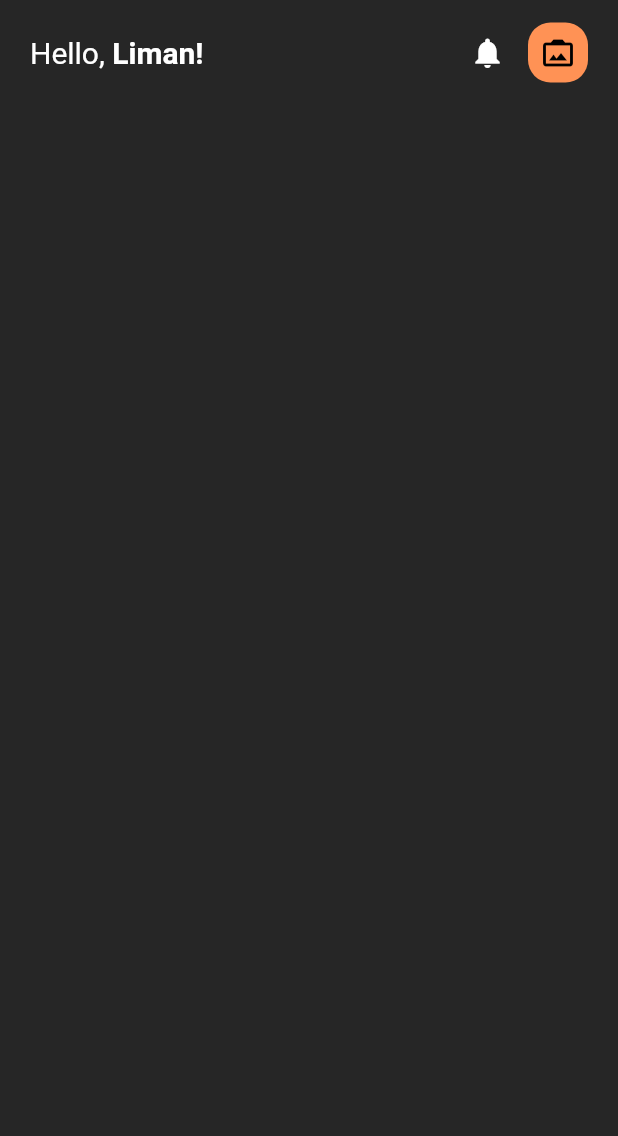
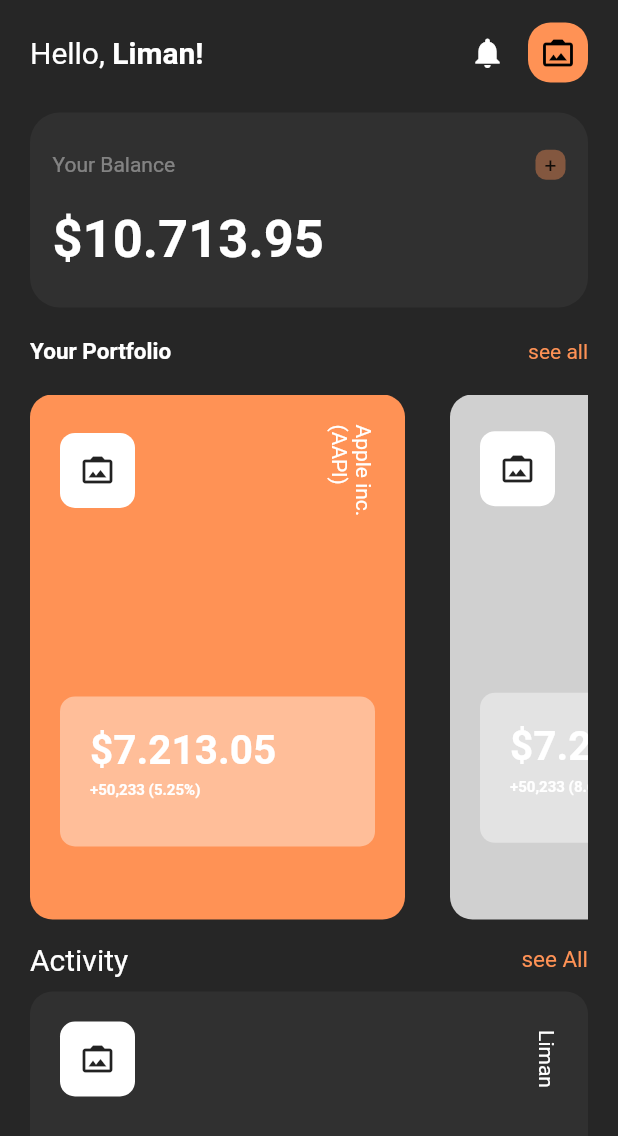
Before and after one commit to Ahmadsaniliman/financialmobileapp, a Flutter app: the HomePageView screen opened by its route, on a phone screen of 412 x 824 dp. Shown: the top 1136 px of the screen. Run offline on Flutter 3.47's test engine with Material 2 defaults, Android fonts, the phone set to English and light mode, and no system bars.

Commit message:
another commit

```diff
--- /dev/null
+++ b/lib/details/details.dart
@@ -0,0 +1,18 @@
+import 'package:flutter/material.dart';
+
+class DetailsPageView extends StatelessWidget {
+  const DetailsPageView({Key? key}) : super(key: key);
+
+  @override
+  Widget build(BuildContext context) {
+    return Scaffold(
+      body: Column(
+        children: [
+          Row(
+            children: const [],
+          ),
+        ],
+      ),
+    );
+  }
+}
--- /dev/null
+++ b/lib/home/activity_card.dart
@@ -0,0 +1,81 @@
+import 'package:finacialmobileapp/constants/constants.dart';
+import 'package:flutter/material.dart';
+
+class ActivityCard extends StatelessWidget {
+  const ActivityCard({
+    Key? key,
+  }) : super(key: key);
+
+  @override
+  Widget build(BuildContext context) {
+    return Container(
+      width: double.infinity,
+      height: 350,
+      padding: const EdgeInsets.all(20.0),
+      decoration: BoxDecoration(
+        color: kBottomColor,
+        borderRadius: BorderRadius.circular(15.0),
+      ),
+      child: Column(
+        crossAxisAlignment: CrossAxisAlignment.start,
+        children: [
+          Row(
+            mainAxisAlignment: MainAxisAlignment.spaceBetween,
+            children: [
+              Container(
+                width: 50.0,
+                height: 50.0,
+                decoration: BoxDecoration(
+                  color: kSecondary,
+                  borderRadius: BorderRadius.circular(10.0),
+                ),
+                child: const Icon(Icons.photo_camera_back),
+              ),
+              const RotatedBox(
+                quarterTurns: 1,
+                child: Text(
+                  'Liman',
+                  style: TextStyle(
+                    color: Colors.white,
+                  ),
+                ),
+              ),
+            ],
+          ),
+          const SizedBox(height: 120),
+          Container(
+            padding: const EdgeInsets.all(20.0),
+            height: 100,
+            width: double.infinity,
+            decoration: BoxDecoration(
+              color: kSecondary.withOpacity(0.4),
+              borderRadius: BorderRadius.circular(10.0),
+            ),
+            child: Column(
+              crossAxisAlignment: CrossAxisAlignment.start,
+              children: const [
+                Text(
+                  'Liman',
+                  style: TextStyle(
+                    color: Colors.white,
+                    fontSize: 27.0,
+                    fontWeight: FontWeight.bold,
+                  ),
+                ),
+                SizedBox(height: 5.0),
+                Text(
+                  'Liman',
+                  style: TextStyle(
+                    color: Colors.white,
+                    fontSize: 10.0,
+                    fontWeight: FontWeight.bold,
+                  ),
+                ),
+              ],
+            ),
+          ),
+        ],
+      ),
+    );
+  }
+}
--- /dev/null
+++ b/lib/home/componets/bal_card.dart
@@ -0,0 +1,34 @@
+import 'package:finacialmobileapp/constants/constants.dart';
+import 'package:flutter/material.dart';
+
+class BalCard extends StatelessWidget {
+  const BalCard({
+    Key? key,
+  }) : super(key: key);
+
+  @override
+  Widget build(BuildContext context) {
+    return Column(
+      children: [
+        Row(
+          mainAxisAlignment: MainAxisAlignment.spaceBetween,
+          children: const [
+            Text(
+              'Your Portfolio',
+              style: TextStyle(
+                  fontSize: 15.0,
+                  fontWeight: FontWeight.bold,
+                  color: Colors.white),
+            ),
+            Text(
+              'see all',
+              style: TextStyle(
+                color: kPrimary,
+              ),
+            ),
+          ],
+        ),
+      ],
+    );
+  }
+}
--- /dev/null
+++ b/lib/home/componets/balance_card.dart
@@ -0,0 +1,61 @@
+import 'package:finacialmobileapp/constants/constants.dart';
+import 'package:flutter/material.dart';
+
+class BalanceCard extends StatelessWidget {
+  const BalanceCard({
+    Key? key,
+  }) : super(key: key);
+
+  @override
+  Widget build(BuildContext context) {
+    return Padding(
+      padding: const EdgeInsets.symmetric(
+        vertical: 20.0,
+      ),
+      child: Container(
+        padding: const EdgeInsets.all(15.0),
+        height: 130.0,
+        width: double.infinity,
+        decoration: BoxDecoration(
+          color: kDefaultColor,
+          borderRadius: BorderRadius.circular(20.0),
+        ),
+        child: Column(
+          crossAxisAlignment: CrossAxisAlignment.start,
+          mainAxisAlignment: MainAxisAlignment.spaceAround,
+          children: [
+            Row(
+              mainAxisAlignment: MainAxisAlignment.spaceBetween,
+              children: [
+                Text(
+                  'Your Balance',
+                  style: TextStyle(
+                    color: Colors.white.withOpacity(0.4),
+                  ),
+                ),
+                Container(
+                  height: 20.0,
+                  width: 20.0,
+                  decoration: BoxDecoration(
+                    color: kPrimary.withOpacity(0.4),
+                    borderRadius: BorderRadius.circular(7.0),
+                  ),
+                  child: const Center(
+                    child: Text('+'),
+                  ),
+                ),
+              ],
+            ),
+            const Text(
+              '\$10.713.95 ',
+              style: TextStyle(
+                  fontSize: 35.0,
+                  fontWeight: FontWeight.bold,
+                  color: Colors.white),
+            ),
+          ],
+        ),
+      ),
+    );
+  }
+}
--- /dev/null
+++ b/lib/home/componets/balanced_card_2.dart
@@ -0,0 +1,89 @@
+import 'package:finacialmobileapp/constants/constants.dart';
+import 'package:flutter/material.dart';
+
+class BalanecedCard2 extends StatelessWidget {
+  const BalanecedCard2({
+    Key? key,
+    required this.title,
+    required this.cardMoney,
+    required this.cardMoney2,
+    required this.color,
+  }) : super(key: key);
+  final String title;
+  final String cardMoney;
+  final String cardMoney2;
+  final Color color;
+
+  @override
+  Widget build(BuildContext context) {
+    return Container(
+      width: 250,
+      height: 350,
+      padding: const EdgeInsets.all(20.0),
+      decoration: BoxDecoration(
+        color: color,
+        borderRadius: BorderRadius.circular(15.0),
+      ),
+      child: Column(
+        crossAxisAlignment: CrossAxisAlignment.start,
+        children: [
+          Row(
+            mainAxisAlignment: MainAxisAlignment.spaceBetween,
+            children: [
+              Container(
+                width: 50.0,
+                height: 50.0,
+                decoration: BoxDecoration(
+                  color: kSecondary,
+                  borderRadius: BorderRadius.circular(10.0),
+                ),
+                child: const Icon(Icons.photo_camera_back),
+              ),
+              RotatedBox(
+                quarterTurns: 1,
+                child: Text(
+                  title,
+                  style: const TextStyle(
+                    color: Colors.white,
+                  ),
+                ),
+              ),
+            ],
+          ),
+          const SizedBox(height: 120),
+          Container(
+            padding: const EdgeInsets.all(20.0),
+            height: 100,
+            width: double.infinity,
+            decoration: BoxDecoration(
+              color: kSecondary.withOpacity(0.4),
+              borderRadius: BorderRadius.circular(10.0),
+            ),
+            child: Column(
+              crossAxisAlignment: CrossAxisAlignment.start,
+              children: [
+                Text(
+                  cardMoney,
+                  style: const TextStyle(
+                    color: Colors.white,
+                    fontSize: 27.0,
+                    fontWeight: FontWeight.bold,
+                  ),
+                ),
+                const SizedBox(height: 5.0),
+                Text(
+                  cardMoney2,
+                  style: const TextStyle(
+                    color: Colors.white,
+                    fontSize: 10.0,
+                    fontWeight: FontWeight.bold,
+                  ),
+                ),
+              ],
+            ),
+          ),
+        ],
+      ),
+    );
+  }
+}
--- /dev/null
+++ b/lib/home/componets/home_bar.dart
@@ -0,0 +1,54 @@
+import 'package:finacialmobileapp/constants/constants.dart';
+import 'package:flutter/material.dart';
+
+class HomeAppBar extends StatelessWidget {
+  const HomeAppBar({
+    Key? key,
+  }) : super(key: key);
+
+  @override
+  Widget build(BuildContext context) {
+    return Row(
+      mainAxisAlignment: MainAxisAlignment.spaceBetween,
+      children: [
+        Row(
+          children: const [
+            Text(
+              'Hello, ',
+              style: TextStyle(color: Colors.white, fontSize: 20.0),
+            ),
+            Text(
+              'Liman!',
+              style: TextStyle(
+                color: Colors.white,
+                fontSize: 20.0,
+                fontWeight: FontWeight.bold,
+              ),
+            ),
+          ],
+        ),
+        Row(
+          children: [
+            const Icon(
+              Icons.notifications,
+              color: Colors.white,
+            ),
+            const SizedBox(width: 15.0),
+            Container(
+              height: 40.0,
+              width: 40.0,
+              decoration: BoxDecoration(
+                color: kPrimary,
+                borderRadius: BorderRadius.circular(15.0),
+              ),
+              child: const Icon(
+                Icons.photo_camera_back,
+                color: Colors.black,
+              ),
+            ),
+          ],
+        ),
+      ],
+    );
+  }
+}
--- a/lib/home/home.dart
+++ b/lib/home/home.dart
@@ -1,4 +1,9 @@
 import 'package:finacialmobileapp/constants/constants.dart';
+import 'package:finacialmobileapp/home/activity_card.dart';
+import 'package:finacialmobileapp/home/componets/bal_card.dart';
+import 'package:finacialmobileapp/home/componets/balance_card.dart';
+import 'package:finacialmobileapp/home/componets/balanced_card_2.dart';
+import 'package:finacialmobileapp/home/componets/home_bar.dart';
 import 'package:flutter/material.dart';
 
 class HomePageView extends StatelessWidget {
@@ -16,48 +21,66 @@ class HomePageView extends StatelessWidget {
               horizontal: 20.0,
             ),
             child: Column(
+              crossAxisAlignment: CrossAxisAlignment.start,
+              children: [
+                const HomeAppBar(),
+                const BalanceCard(),
+                const BalCard(),
+                const SizedBox(height: 20.0),
+                SingleChildScrollView(
+                  scrollDirection: Axis.horizontal,
+                  child: Row(
+                    children: [
+                      const BalanecedCard2(
+                        title: 'Apple inc.\n(AAPl)',
+                        cardMoney: '\$7.213.05',
+                        cardMoney2: '+50,233 (5.25%)',
+                        color: kPrimary,
+                      ),
+                      const SizedBox(width: 30.0),
+                      BalanecedCard2(
+                        title: 'Linux inc.\n(PAAl)',
+                        cardMoney: '\$7.213.05',
+                        cardMoney2: '+50,233 (8.65%)',
+                        color: kSecondary.withAlpha(200),
+                      ),
+                      const SizedBox(width: 30.0),
+                      const BalanecedCard2(
+                        title: 'Mac inc.\n(APlA)',
+                        cardMoney: '\$9.643.45',
+                        cardMoney2: '+50,233 (7.25%)',
+                        color: kPrimary,
+                      ),
+                    ],
+                  ),
+                ),
+                Padding(
+                  padding: const EdgeInsets.symmetric(vertical: 15.0),
+                  child: Column(
                     children: [
                       Row(
                         mainAxisAlignment: MainAxisAlignment.spaceBetween,
-                  children: [
-                    Row(
                         children: const [
                           Text(
-                          'Hello, ',
-                          style: TextStyle(color: Colors.white, fontSize: 20.0),
-                        ),
-                        Text(
-                          'Liman!',
+                            'Activity',
                             style: TextStyle(
                               color: Colors.white,
                               fontSize: 20.0,
-                            fontWeight: FontWeight.bold,
+                            ),
+                          ),
+                          Text(
+                            'see All',
+                            style: TextStyle(
+                              color: kPrimary,
+                              fontSize: 15.0,
                             ),
                           ),
                         ],
                       ),
-                    Row(
-                      children: [
-                        const Icon(
-                          Icons.notifications,
-                          color: Colors.white,
-                        ),
-                        const SizedBox(width: 15.0),
-                        Container(
-                          height: 40.0,
-                          width: 40.0,
-                          decoration: BoxDecoration(
-                            color: kPrimary,
-                            borderRadius: BorderRadius.circular(15.0),
-                          ),
-                          child: const Icon(
-                            Icons.photo_camera_back,
-                            color: Colors.black,
-                          ),
-                        ),
+                      const SizedBox(height: 10.0),
+                      const ActivityCard()
                     ],
                   ),
-                  ],
                 ),
               ],
             ),
```
Also changed, not shown: assests/images/Rectangle 34624597 (6).png (added), assests/images/Rectangle 34624597 (7).png (added). Lines whose indentation alone changed are shown as unchanged.
